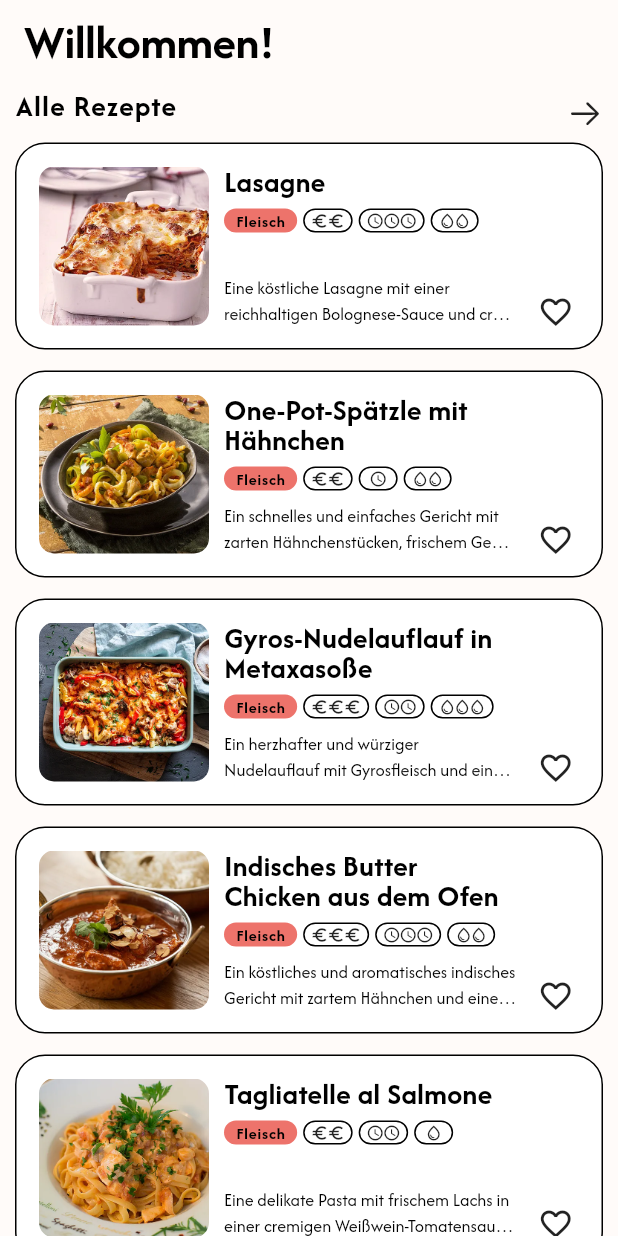
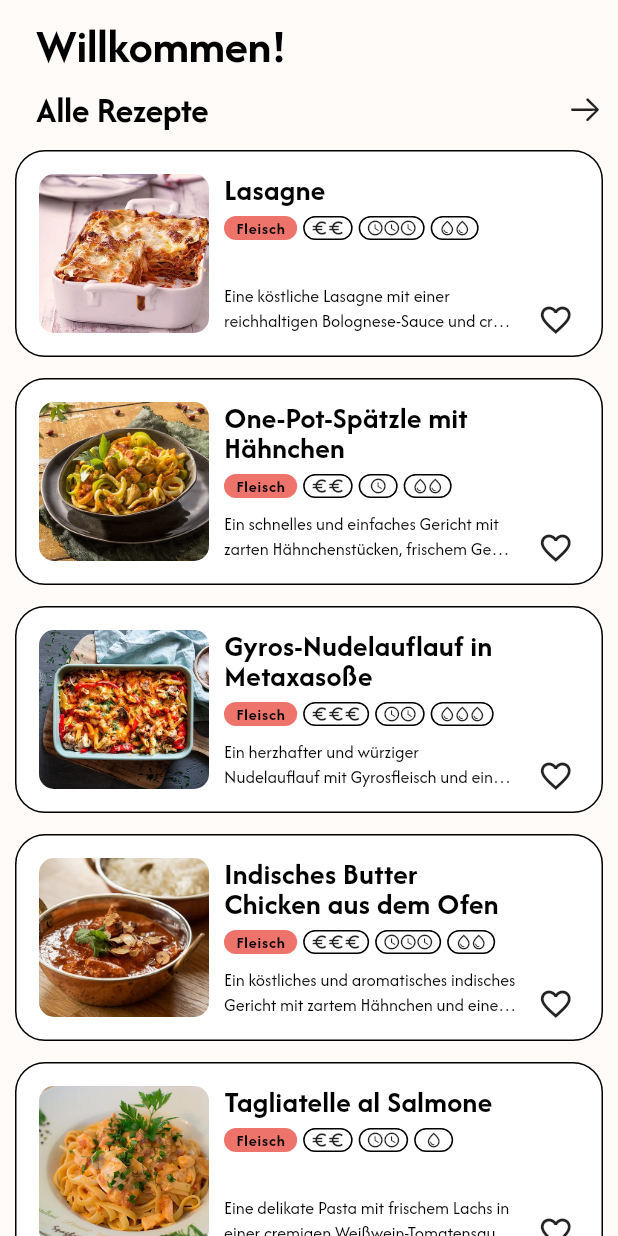
Before and after one commit to schenker332/finder, a Flutter app: the HomeScreen screen opened directly, on a phone screen of 412 x 824 dp. Run offline on Flutter 3.47's test engine with Material 3 defaults, Android fonts, the phone set to English and light mode, and no system bars; our stand-ins replace dash_chat_2, google_fonts, shared_preferences; missing offline and left inert: chat_gpt_sdk; accounts and stored records are empty.

Commit message:
many improvements

```diff
--- a/finder/lib/main.dart
+++ b/finder/lib/main.dart
@@ -9,7 +9,7 @@ import 'package:foodfinder_app/pages/plan_screen.dart';
 import 'package:foodfinder_app/pages/search_screen.dart';
 
 void main() {
-  runApp(MyFirstApp(currentPage: 0));
+  runApp(MyFirstApp(currentPage: 3));
 }
 
 class MyFirstApp extends StatefulWidget {
--- a/finder/lib/pages/home_screen.dart
+++ b/finder/lib/pages/home_screen.dart
@@ -85,9 +85,15 @@ class _HomeScreenState extends State<HomeScreen> {
     return SafeArea(
       child: Scaffold(
         appBar: AppBar(
-          title: Text(
+          scrolledUnderElevation: 8.0,
+          shadowColor: const Color(0xFFFFFBF9),
+          surfaceTintColor: const Color(0xFFFFFBF9),
+          title: Padding(
+            padding: EdgeInsets.only(left: 8, top: 18, bottom: 12),
+            child: Text(
               "Willkommen!", // Username Nutzername
               style: Theme.of(context).textTheme.titleLarge!.copyWith(),
+            ),
           ),
         ),
         body: SingleChildScrollView(
@@ -97,22 +103,28 @@ class _HomeScreenState extends State<HomeScreen> {
               children: [
                 if(!topThreeItems.isEmpty) Row(
                   mainAxisAlignment: MainAxisAlignment.spaceBetween,
+                  crossAxisAlignment: CrossAxisAlignment.center,
                   children: [
                     Padding(
-                      padding: const EdgeInsets.only(
+                      padding: EdgeInsets.only(
+                        left: 14,
                         bottom: 10,
-                        top: 20,
+                        top: 20
                       ),
                       child: Text(
                         "Oben auf deiner Liste",
                         style: Theme.of(context).textTheme.bodyMedium!.copyWith(
-                          fontSize: 20,
-                          letterSpacing: 1,
+                          fontSize: 24,
                           fontWeight: FontWeight.bold,
                         ),
                       ),
                     ),
-                    GestureDetector(
+                    Padding(
+                      padding: EdgeInsets.only(
+                          bottom: 10,
+                          top: 20
+                      ),
+                      child: GestureDetector(
                         onTap: () {
                           Navigator.pushAndRemoveUntil(
                             context,
@@ -126,12 +138,13 @@ class _HomeScreenState extends State<HomeScreen> {
                         },
                         child: const Icon(CupertinoIcons.arrow_right),
                       ),
+                    ),
                   ],
                 )
                 else SizedBox(),
                 if(!topThreeItems.isEmpty) ...topThreeItems.map((item){
                   List<String> details = item.split(', ');
-                  print("Items details: $details");
+                  // print("Items details: $details");
                   return Neuesprodukt(
                     Produktname: details[0],
                     Menge: details[1],
@@ -143,18 +156,22 @@ class _HomeScreenState extends State<HomeScreen> {
                 }).take(5).toList()
                 else SizedBox(),
                 recentlyLiked != null ? Padding(
-                  padding: const EdgeInsets.only(
-                    bottom: 10
+                  padding: EdgeInsets.only(
+                    bottom: 10,
+                    top: !topThreeItems.isEmpty ? 20 : 0
                   ),
                   child: Row(
                     mainAxisAlignment: MainAxisAlignment.spaceBetween,
+                    crossAxisAlignment: CrossAxisAlignment.center,
                     children: [
-                      Text(
+                      Padding(
+                        padding: EdgeInsets.only(left: 14),
+                        child: Text(
                           "Zuletzt Gespeichert",
                           style: Theme.of(context).textTheme.bodyMedium!.copyWith(
-                          fontSize: 20,
-                          letterSpacing: 1,
+                            fontSize: 24,
                             fontWeight: FontWeight.bold,
+                          ),
                         ),
                       ),
                       GestureDetector(
@@ -177,21 +194,28 @@ class _HomeScreenState extends State<HomeScreen> {
                 recentlyLiked != null ? FoodcardDesign(foodcard: recentlyLiked!) : const SizedBox(),
                 Row(
                   mainAxisAlignment: MainAxisAlignment.spaceBetween,
+                  crossAxisAlignment: CrossAxisAlignment.center,
                   children: [
                     Padding(
-                      padding: const EdgeInsets.only(
+                      padding: EdgeInsets.only(
+                          left: 14,
                           bottom: 10,
+                          top: recentlyLiked != null ? 20 : 0
                       ),
                       child: Text(
                         "Alle Rezepte",
                         style: Theme.of(context).textTheme.bodyMedium!.copyWith(
-                          fontSize: 20,
-                          letterSpacing: 1,
+                          fontSize: 24,
                           fontWeight: FontWeight.bold,
                         ),
                       ),
                     ),
-                    GestureDetector(
+                    Padding(
+                      padding: EdgeInsets.only(
+                          bottom: 10,
+                          top: recentlyLiked != null ? 20 : 0
+                      ),
+                      child: GestureDetector(
                         onTap: () {
                           Navigator.pushAndRemoveUntil(
                             context,
@@ -204,6 +228,7 @@ class _HomeScreenState extends State<HomeScreen> {
                           );
                         },
                         child: const Icon(CupertinoIcons.arrow_right),
+                      ),
                     ),
                   ],
                 ),
--- a/finder/lib/pages/plan_screen.dart
+++ b/finder/lib/pages/plan_screen.dart
@@ -9,11 +9,13 @@ class PlanScreen extends StatelessWidget {
     return SafeArea(
       child: Scaffold(
         appBar: AppBar(
+          scrolledUnderElevation: 8.0,
+          shadowColor: const Color(0xFFFFFBF9),
+          surfaceTintColor: const Color(0xFFFFFBF9),
           title: Text(
             "Planer",
             style: Theme.of(context).textTheme.titleLarge!.copyWith(),
           ),
-          backgroundColor: Theme.of(context).appBarTheme.backgroundColor,
         ),
         body: Einkaufsliste(),
       ),
```
Also changed, not shown: finder/lib/pages/einkaufsliste.dart (+6 -6 lines), finder/lib/pages/favorite_screen.dart (+41 -11 lines). Lines whose indentation alone changed are shown as unchanged.
